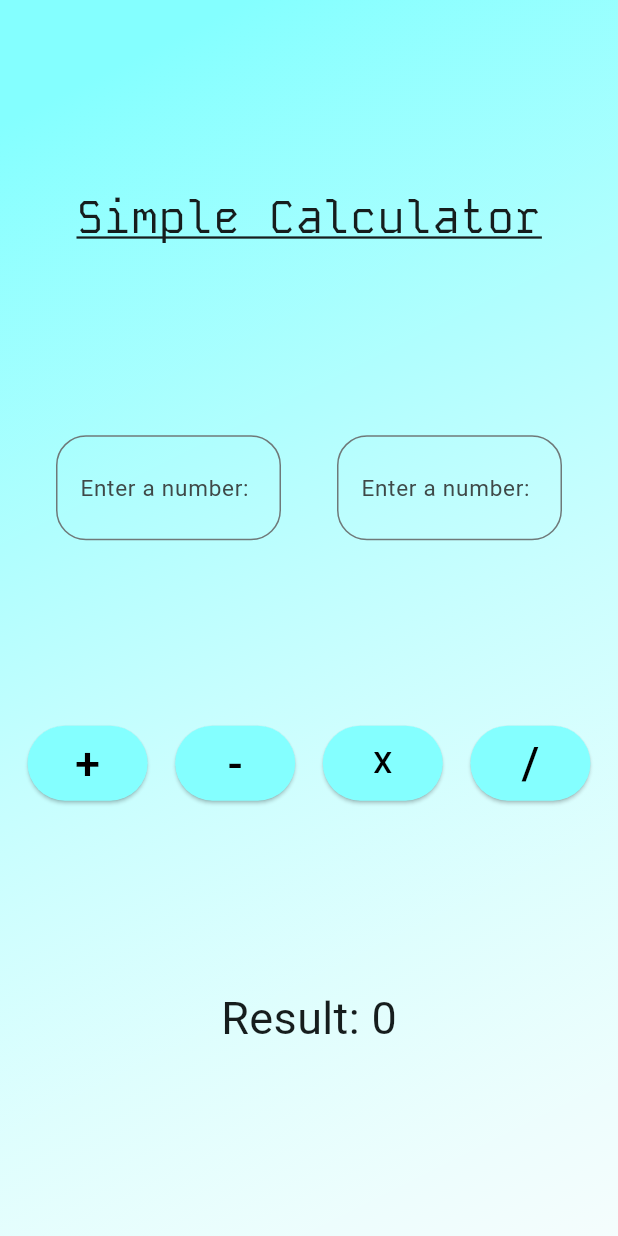
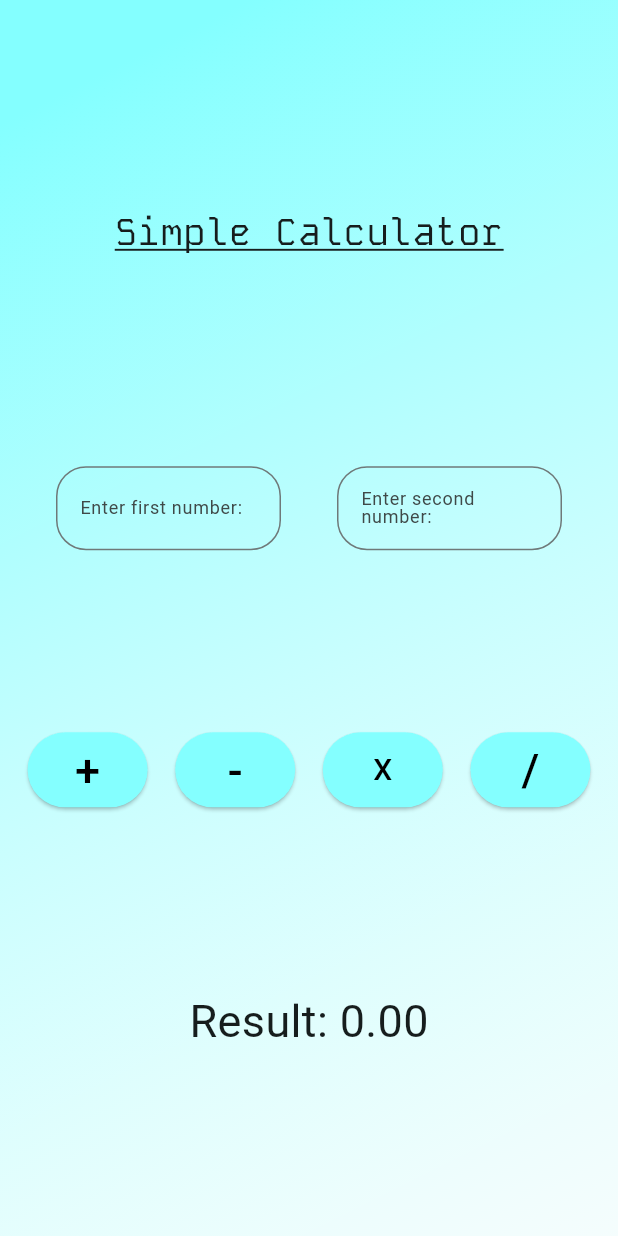
Before and after one commit to amitsurjo57/Simple-Calculator, a Flutter app: the screen it shows after launch, on a phone screen of 412 x 824 dp. Run offline on Flutter 3.47's test engine with Material 3 defaults, Android fonts, the phone set to English and light mode, and no system bars.

Commit message:
Simple Calculator

```diff
--- a/lib/main.dart
+++ b/lib/main.dart
@@ -32,7 +32,8 @@ class Homepage extends StatefulWidget {
 class Homapagestate extends State<Homepage> {
   var a = TextEditingController();
   var b = TextEditingController();
-  var result = "0";
+  final GlobalKey<FormState> _globalKey = GlobalKey<FormState>();
+  var result = 0.0;
 
   @override
   Widget build(BuildContext context) {
@@ -50,32 +51,63 @@ class Homapagestate extends State<Homepage> {
           ),
         ),
         child: Center(
+          child: Form(
+            key: _globalKey,
             child: Column(
               mainAxisAlignment: MainAxisAlignment.spaceEvenly,
               children: [
-              const SizedBox(
+                const Padding(
+                  padding: EdgeInsets.all(16.0),
+                  child: SizedBox(
                     child: Text(
                       "Simple Calculator",
                       style: TextStyle(
-                    fontSize: 30,
+                        fontSize: 25,
                         decoration: TextDecoration.underline,
                         fontFamily: "Schuyler",
                       ),
                     ),
                   ),
+                ),
+                _buildTextFormFields(),
                 Row(
+                  mainAxisAlignment: MainAxisAlignment.spaceEvenly,
+                  children: [
+                    _onAddOperation(),
+                    _onSubstractOperation(),
+                    _onMultiplicationOperation(),
+                    _onDivideOperation(),
+                  ],
+                ),
+                _buildResult(),
+              ],
+            ),
+          ),
+        ),
+      ),
+    );
+  }
+
+  Widget _buildTextFormFields() {
+    return Row(
       mainAxisAlignment: MainAxisAlignment.spaceEvenly,
       children: [
         SizedBox(
           width: 150,
-                    child: TextField(
+          child: TextFormField(
             controller: a,
-                      style: const TextStyle(fontSize: 25),
+            validator: (String? validator) {
+              if (validator == null || validator.isEmpty) {
+                return "Enter first number";
+              }
+              return null;
+            },
+            style: const TextStyle(fontSize: 16),
             keyboardType: TextInputType.number,
             decoration: InputDecoration(
               label: const Text(
-                          "Enter a number: ",
-                          style: TextStyle(fontSize: 15),
+                "Enter first number: ",
+                style: TextStyle(fontSize: 12),
               ),
               border: OutlineInputBorder(
                 borderRadius: BorderRadius.circular(20),
@@ -85,14 +117,20 @@ class Homapagestate extends State<Homepage> {
         ),
         SizedBox(
           width: 150,
-                    child: TextField(
+          child: TextFormField(
             controller: b,
-                      style: const TextStyle(fontSize: 25),
+            validator: (String? validator) {
+              if (validator == null || validator.isEmpty) {
+                return "Enter second\nnumber";
+              }
+              return null;
+            },
+            style: const TextStyle(fontSize: 16),
             keyboardType: TextInputType.number,
             decoration: InputDecoration(
               label: const Text(
-                          "Enter a number: ",
-                          style: TextStyle(fontSize: 15),
+                "Enter second number: ",
+                style: TextStyle(fontSize: 12),
               ),
               border: OutlineInputBorder(
                 borderRadius: BorderRadius.circular(20),
@@ -101,20 +139,110 @@ class Homapagestate extends State<Homepage> {
           ),
         ),
       ],
-              ),
-              Row(
-                mainAxisAlignment: MainAxisAlignment.spaceEvenly,
-                children: [
-                  SizedBox(
+    );
+  }
+
+  Widget _buildResult() {
+    return Text(
+      "Result: ${result.toStringAsFixed(2)}",
+      style: const TextStyle(fontSize: 30),
+    );
+  }
+
+  SizedBox _onDivideOperation() {
+    return SizedBox(
       height: 50,
       width: 80,
       child: ElevatedButton(
         onPressed: () {
-                        var ai = double.parse(a.text.toString());
-                        var bi = double.parse(b.text.toString());
+          if (_globalKey.currentState!.validate()) {
+            var ai = double.tryParse(a.text.toString()) ?? 0;
+            var bi = double.tryParse(b.text.toString()) ?? 0;
 
-                        result = "${ai + bi}";
+            result = ai / bi;
             setState(() {});
+          }
+        },
+        style: ElevatedButton.styleFrom(
+          backgroundColor: Colors.cyanAccent.shade100,
+        ),
+        child: const Text(
+          "/",
+          style: TextStyle(color: Colors.black, fontSize: 30),
+        ),
+      ),
+    );
+  }
+
+  SizedBox _onMultiplicationOperation() {
+    return SizedBox(
+      height: 50,
+      width: 80,
+      child: ElevatedButton(
+        onPressed: () {
+          if (_globalKey.currentState!.validate()) {
+            var ai = double.tryParse(a.text.toString()) ?? 0;
+            var bi = double.tryParse(b.text.toString()) ?? 0;
+
+            result = ai * bi;
+            setState(() {});
+          }
+        },
+        style: ElevatedButton.styleFrom(
+          backgroundColor: Colors.cyanAccent.shade100,
+        ),
+        child: const Text(
+          "X",
+          style: TextStyle(
+            color: Colors.black,
+            fontSize: 20,
+          ),
+        ),
+      ),
+    );
+  }
+
+  SizedBox _onSubstractOperation() {
+    return SizedBox(
+      height: 50,
+      width: 80,
+      child: ElevatedButton(
+        onPressed: () {
+          if (_globalKey.currentState!.validate()) {
+            var ai = double.tryParse(a.text.toString()) ?? 0;
+            var bi = double.tryParse(b.text.toString()) ?? 0;
+
+            result = ai - bi;
+            setState(() {});
+          }
+        },
+        style: ElevatedButton.styleFrom(
+          backgroundColor: Colors.cyanAccent.shade100,
+        ),
+        child: const Text(
+          "-",
+          style: TextStyle(
+            color: Colors.black,
+            fontSize: 30,
+          ),
+        ),
+      ),
+    );
+  }
+
+  SizedBox _onAddOperation() {
+    return SizedBox(
+      height: 50,
+      width: 80,
+      child: ElevatedButton(
+        onPressed: () {
+          if (_globalKey.currentState!.validate()) {
+            var ai = double.tryParse(a.text.toString()) ?? 0;
+            var bi = double.tryParse(b.text.toString()) ?? 0;
+
+            result = ai + bi;
+            setState(() {});
+          }
         },
         style: ElevatedButton.styleFrom(
           backgroundColor: Colors.cyanAccent.shade100,
@@ -127,83 +255,13 @@ class Homapagestate extends State<Homepage> {
           ),
         ),
       ),
-                  ),
-                  SizedBox(
-                    height: 50,
-                    width: 80,
-                    child: ElevatedButton(
-                      onPressed: () {
-                        var ai = double.parse(a.text.toString());
-                        var bi = double.parse(b.text.toString());
-
-                        result = "${ai - bi}";
-                        setState(() {});
-                      },
-                      style: ElevatedButton.styleFrom(
-                        backgroundColor: Colors.cyanAccent.shade100,
-                      ),
-                      child: const Text(
-                        "-",
-                        style: TextStyle(
-                          color: Colors.black,
-                          fontSize: 30,
-                        ),
-                      ),
-                    ),
-                  ),
-                  SizedBox(
-                    height: 50,
-                    width: 80,
-                    child: ElevatedButton(
-                      onPressed: () {
-                        var ai = double.parse(a.text.toString());
-                        var bi = double.parse(b.text.toString());
-
-                        result = "${ai * bi}";
-                        setState(() {});
-                      },
-                      style: ElevatedButton.styleFrom(
-                        backgroundColor: Colors.cyanAccent.shade100,
-                      ),
-                      child: const Text(
-                        "X",
-                        style: TextStyle(
-                          color: Colors.black,
-                          fontSize: 20,
-                        ),
-                      ),
-                    ),
-                  ),
-                  SizedBox(
-                    height: 50,
-                    width: 80,
-                    child: ElevatedButton(
-                      onPressed: () {
-                        var ai = double.parse(a.text.toString());
-                        var bi = double.parse(b.text.toString());
-
-                        result = "${ai / bi}";
-                        setState(() {});
-                      },
-                      style: ElevatedButton.styleFrom(
-                        backgroundColor: Colors.cyanAccent.shade100,
-                      ),
-                      child: const Text(
-                        "/",
-                        style: TextStyle(color: Colors.black, fontSize: 30),
-                      ),
-                    ),
-                  ),
-                ],
-              ),
-              Text(
-                "Result: $result",
-                style: const TextStyle(fontSize: 30),
-              ),
-            ],
-          ),
-        ),
-      ),
     );
   }
+
+  @override
+  void dispose() {
+    a.dispose();
+    b.dispose();
+    super.dispose();
   }
+}
```
Also changed, not shown: pubspec.lock. Lines whose indentation alone changed are shown as unchanged.
